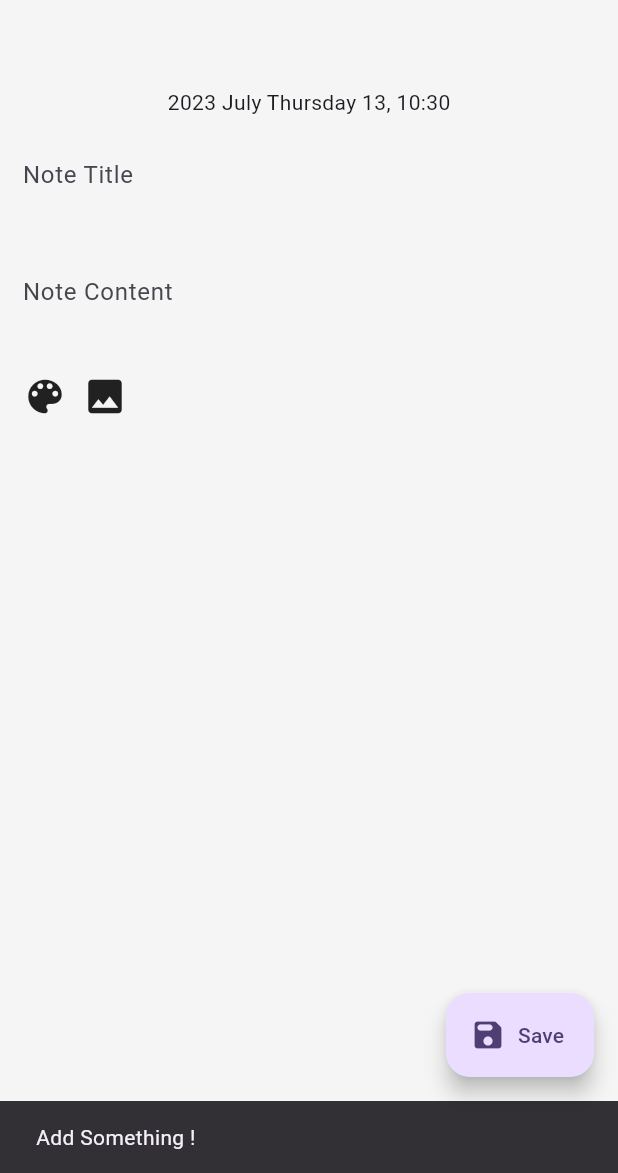
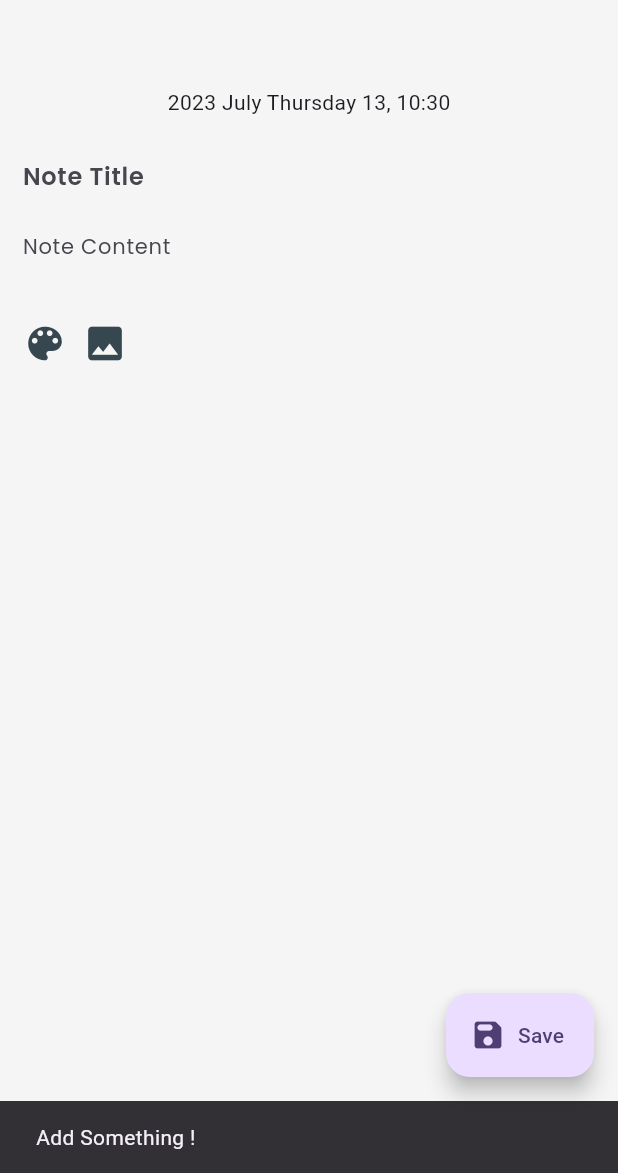
Before and after one commit to Krishak15/Notti-NoteApp, a Flutter app: the NoteEditorPage screen opened directly with empty values, after a tap on "Save", on a phone screen of 412 x 824 dp, the part 63-1236 px from its top. Run offline on Flutter 3.47's test engine with Material 2 defaults, Android fonts, the phone set to English and light mode, and no system bars; our stand-ins replace cloud_firestore, firebase_auth, firebase_core, flutter_zoom_drawer, google_fonts, google_sign_in and 2 more; accounts and stored records are empty; network calls fail.

Commit message:
fixed bg image & color picker and some ui changes and added hero animation

```diff
--- a/lib/views/note_editor.dart
+++ b/lib/views/note_editor.dart
@@ -4,7 +4,9 @@ import 'package:cloud_firestore/cloud_firestore.dart';
 import 'package:firebase_auth/firebase_auth.dart';
 import 'package:firebase_noteapp/constants/appstyles.dart';
 import 'package:firebase_noteapp/widgets/bg_picker.dart';
+import 'package:flutter/foundation.dart';
 import 'package:flutter/material.dart';
+import 'package:google_fonts/google_fonts.dart';
 import 'package:intl/intl.dart';
 import 'package:provider/provider.dart';
 
@@ -27,9 +29,16 @@ class _NoteEditorPageState extends State<NoteEditorPage> {
   final TextEditingController _titleController = TextEditingController();
   final TextEditingController _contentController = TextEditingController();
 
+  @override
+  void dispose() {
+    _titleController.dispose();
+    _contentController.dispose();
+    super.dispose();
+  }
+
   int? colorID;
-  int? selectedColorIndex = 1;
-  int? selectedImageIndex = 1;
+  int? selectedColorIndex = 0;
+  int? selectedImageIndex = 0;
 
   // String date = DateTime.now().toString();
 
@@ -50,11 +59,76 @@ class _NoteEditorPageState extends State<NoteEditorPage> {
     colorID = Random().nextInt(colorProvider.cardsColor.length);
 
     void resetIndex() {
-      colorProvider.setSelectedImageIndex(1);
+      colorProvider.setSelectedImageIndex(0);
+      colorProvider.setSelectedColorIndex(0);
     }
 
     selectedColorIndex = colorProvider.selectedColorIndex;
     selectedImageIndex = colorProvider.selectedImageIndex;
+
+    //
+    //
+
+    int myImageVariable = selectedImageIndex!;
+    int myColorVariable = selectedColorIndex!;
+    const previousValue = 0;
+
+    void checkImageVariableChane() {
+      if (myImageVariable != previousValue) {
+        // Value has changed
+        if (myImageVariable == selectedImageIndex) {
+          if (kDebugMode) {
+            print('The variable has changed to $myImageVariable');
+          }
+        } else {
+          // Perform some action for other changed values
+          if (kDebugMode) {
+            print('The variable has changed to a different value');
+          }
+        }
+      } else {
+        myImageVariable = widget.wholeData['image_id']; // Value has not changed
+      }
+
+      //if variable match firebase value
+      if (myImageVariable == widget.wholeData['image_id']) {
+        myImageVariable = widget.wholeData['image_id'];
+        colorProvider.setSelectedImageIndex(0);
+        if (kDebugMode) {
+          print("Firebase image_id matched the previous value");
+        }
+      }
+    }
+
+    //
+
+    void checkColorVariableChange() {
+      if (myColorVariable != previousValue) {
+        // Value has changed
+        if (myColorVariable == selectedColorIndex) {
+          if (kDebugMode) {
+            print('The variable has changed to $myColorVariable');
+          }
+        } else {
+          // Perform some action for other changed values
+          if (kDebugMode) {
+            print('The variable has changed to a different value');
+          }
+        }
+      } else {
+        myColorVariable = widget.wholeData['color_id']; // Value has not changed
+      }
+
+      //if variable match firebase value
+      if (myColorVariable == widget.wholeData['color_id']) {
+        myColorVariable = widget.wholeData['color_id'];
+        colorProvider.setSelectedColorIndex(0);
+        if (kDebugMode) {
+          print("Firebase color_id matched the previous value");
+        }
+      }
+    }
+    //
 
     final snapShotData = widget.wholeData;
 
@@ -70,8 +144,6 @@ class _NoteEditorPageState extends State<NoteEditorPage> {
           centerTitle: true,
           backgroundColor: Colors.transparent,
         ),
-        backgroundColor:
-            colorProvider.cardsColor[selectedColorIndex ?? colorID!],
         body: Hero(
           tag: 'card${widget.id}',
           child: Material(
@@ -81,8 +153,11 @@ class _NoteEditorPageState extends State<NoteEditorPage> {
               height: double.infinity,
               width: double.infinity,
               decoration: BoxDecoration(
+                color: selectedColorIndex == 0
+                    ? colorProvider.cardsColor[snapShotData['color_id']]
+                    : colorProvider.cardsColor[selectedColorIndex!],
                 image: DecorationImage(
-                    image: AssetImage(selectedImageIndex == 1
+                    image: AssetImage(selectedImageIndex == 0
                         ? colorProvider.bgImagesP[snapShotData['image_id']]
                         : colorProvider.bgImagesP[selectedImageIndex!]),
                     fit: BoxFit.cover),
@@ -98,8 +173,11 @@ class _NoteEditorPageState extends State<NoteEditorPage> {
                           ),
                           Text(getFormattedDateTime()),
                           Padding(
-                            padding: const EdgeInsets.all(15.0),
+                            padding: const EdgeInsets.only(
+                                left: 15.0, right: 15.0, top: 15),
                             child: TextFormField(
+                              style: GoogleFonts.poppins(
+                                  fontSize: 16, fontWeight: FontWeight.w600),
                               controller: _titleController,
                               decoration: const InputDecoration(
                                 border: InputBorder.none,
@@ -111,8 +189,11 @@ class _NoteEditorPageState extends State<NoteEditorPage> {
                             ),
                           ),
                           Padding(
-                            padding: const EdgeInsets.all(15.0),
+                            padding: const EdgeInsets.only(
+                                left: 15.0, right: 15.0, bottom: 10),
                             child: TextFormField(
+                              style: GoogleFonts.poppins(
+                                  fontSize: 14, fontWeight: FontWeight.w400),
                               controller: _contentController,
                               keyboardType: TextInputType.multiline,
                               maxLines: null,
@@ -136,23 +217,28 @@ class _NoteEditorPageState extends State<NoteEditorPage> {
                                       showModalBottomSheet(
                                           context: context,
                                           builder: (BuildContext context) {
-                                            return Column(
+                                            return const SingleChildScrollView(
+                                              physics:
+                                                  NeverScrollableScrollPhysics(),
+                                              child: Column(
                                                 children: [
                                                   Padding(
                                                     padding:
-                                                      const EdgeInsets.all(8.0),
+                                                        EdgeInsets.all(8.0),
                                                     child: SizedBox(
-                                                      height: 200,
+                                                        height: 400,
                                                         child:
                                                             ColorPickerWidget()),
                                                   ),
                                                 ],
+                                              ),
                                             );
                                           });
                                     },
-                                    child: const Icon(
+                                    child: Icon(
                                       Icons.color_lens,
                                       size: 30,
+                                      color: Colors.blueGrey.shade800,
                                     ),
                                   ),
                                   const SizedBox(
@@ -163,20 +249,27 @@ class _NoteEditorPageState extends State<NoteEditorPage> {
                                       showModalBottomSheet(
                                           context: context,
                                           builder: (BuildContext context) {
-                                            return const Column(
+                                            return const SingleChildScrollView(
+                                              physics:
+                                                  NeverScrollableScrollPhysics(),
+                                              child: Column(
                                                 children: [
                                                   Padding(
-                                                  padding: EdgeInsets.all(8.0),
+                                                    padding:
+                                                        EdgeInsets.all(8.0),
                                                     child: SizedBox(
-                                                      height: 300,
-                                                      child: BgPickerWidget()),
+                                                        height: 400,
+                                                        child:
+                                                            BgPickerWidget()),
                                                   ),
                                                 ],
+                                              ),
                                             );
                                           });
                                     },
-                                    child: const Icon(
+                                    child: Icon(
                                       Icons.image,
+                                      color: Colors.blueGrey.shade800,
                                       size: 30,
                                     ),
                                   )
@@ -195,10 +288,12 @@ class _NoteEditorPageState extends State<NoteEditorPage> {
         ),
         floatingActionButton: FloatingActionButton.extended(
           onPressed: () async {
+            checkImageVariableChane();
+            checkColorVariableChange();
             if (_titleController.text.isNotEmpty &&
                 _contentController.text.isNotEmpty) {
-              updateData();
-              colorProvider.setSelectedImageIndex(1);
+              updateData(myImageVariable, myColorVariable);
+              // colorProvider.setSelectedImageIndex(0);
             } else {
               const snackBar = SnackBar(
                 content: Text('Add Something !'),
@@ -214,7 +309,7 @@ class _NoteEditorPageState extends State<NoteEditorPage> {
     );
   }
 
-  void updateData() {
+  void updateData(int myVarImageId, int myVarColorId) {
     CollectionReference ref = FirebaseFirestore.instance
         .collection("users")
         .doc(FirebaseAuth.instance.currentUser!.uid)
@@ -225,16 +320,19 @@ class _NoteEditorPageState extends State<NoteEditorPage> {
     var data = {
       "title": title ?? _titleController.text,
       "description": description ?? _contentController.text,
-      "color_id": selectedColorIndex,
-      "image_id": selectedImageIndex,
+      "color_id": myVarColorId,
+      "image_id": myVarImageId,
       "created": getFormattedDateTime()
     };
     docRef.update(data);
 
     //
-    selectedImageIndex = 1;
+    selectedImageIndex = 0;
+    selectedColorIndex = 0;
     print(selectedImageIndex);
+    print(selectedColorIndex);
     //
+
     Navigator.pop(context);
   }
 }
```
Lines whose indentation alone changed are shown as unchanged.
